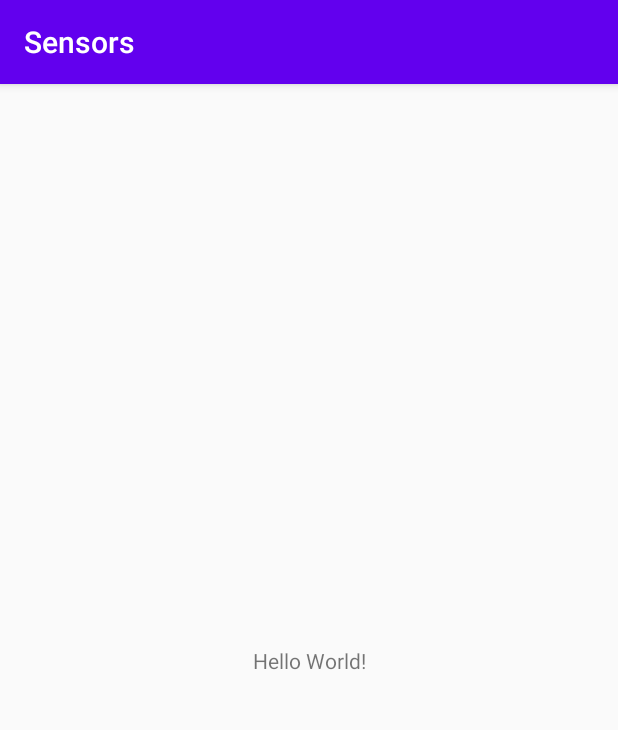
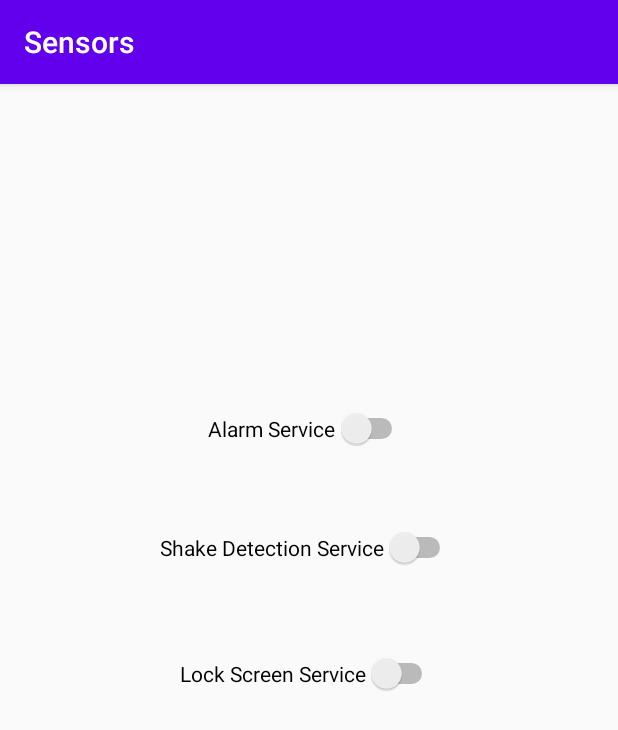
Before and after one commit to sharif-dev/H3-flagUp-T2, an Android app: the screen it shows after launch (MainActivity), on a phone screen of 412 x 824 dp. Shown: the top 730 px of the screen. Run offline under Robolectric (Android 15) with nearby library versions, the phone set to English and light mode, and no system bars.

Commit message:
designing layouts and projects basics

```diff
--- a/app/src/main/AndroidManifest.xml
+++ b/app/src/main/AndroidManifest.xml
@@ -9,6 +9,10 @@
         android:roundIcon="@mipmap/ic_launcher_round"
         android:supportsRtl="true"
         android:theme="@style/AppTheme">
+        <service android:name=".AlarmService" />
+        <service android:name=".ShakeDetectionService" />
+        <service android:name=".LockScreenService" />
+
         <activity android:name=".MainActivity">
             <intent-filter>
                 <action android:name="android.intent.action.MAIN" />
--- a/app/src/main/java/com/example/sensors/MainActivity.java
+++ b/app/src/main/java/com/example/sensors/MainActivity.java
@@ -1,14 +1,47 @@
 package com.example.sensors;
 
 import androidx.appcompat.app.AppCompatActivity;
+import androidx.fragment.app.DialogFragment;
 
 import android.os.Bundle;
+import android.widget.CompoundButton;
+import android.widget.Switch;
 
 public class MainActivity extends AppCompatActivity {
+
+
+    private Switch alarmSwitch;
+    private Switch shakeDetectionSwitch;
+    private Switch lockScreenSwitch;
+
+    private AlarmService alarmService;
+
+    private String timePickerTag = "TimePicker";
 
     @Override
     protected void onCreate(Bundle savedInstanceState) {
         super.onCreate(savedInstanceState);
         setContentView(R.layout.activity_main);
+
+        alarmSwitch = findViewById(R.id.alarmServiceSwitch);
+        shakeDetectionSwitch = findViewById(R.id.shakeDetectionSwitch);
+        lockScreenSwitch = findViewById(R.id.lockScreenServiceSwitch);
+
+
+        alarmSwitch.setOnCheckedChangeListener(new CompoundButton.OnCheckedChangeListener() {
+            @Override
+            public void onCheckedChanged(CompoundButton buttonView, boolean isChecked) {
+                if (isChecked) {
+                    showTimePicker();
+                } else {
+                    // TODO: 4/28/20 cancel service
+                }
+            }
+        });
+    }
+
+    private void showTimePicker() {
+        DialogFragment timePickerFragment = new TimePicker();
+        timePickerFragment.show(getSupportFragmentManager(),timePickerTag);
     }
 }
--- a/app/src/main/res/layout/activity_main.xml
+++ b/app/src/main/res/layout/activity_main.xml
@@ -6,13 +6,39 @@
     android:layout_height="match_parent"
     tools:context=".MainActivity">
 
-    <TextView
+    <Switch
+        android:id="@+id/alarmServiceSwitch"
         android:layout_width="wrap_content"
         android:layout_height="wrap_content"
-        android:text="Hello World!"
-        app:layout_constraintBottom_toBottomOf="parent"
-        app:layout_constraintLeft_toLeftOf="parent"
-        app:layout_constraintRight_toRightOf="parent"
+        android:layout_marginTop="216dp"
+        android:text="@string/alarm_switch_label"
+        app:layout_constraintEnd_toEndOf="parent"
+        app:layout_constraintHorizontal_bias="0.498"
+        app:layout_constraintStart_toStartOf="parent"
         app:layout_constraintTop_toTopOf="parent" />
 
+    <Switch
+        android:id="@+id/shakeDetectionSwitch"
+        android:layout_width="wrap_content"
+        android:layout_height="wrap_content"
+        android:layout_marginTop="52dp"
+        android:text="@string/shake_detection_switch_label"
+        app:layout_constraintEnd_toEndOf="parent"
+        app:layout_constraintHorizontal_bias="0.497"
+        app:layout_constraintStart_toStartOf="parent"
+        app:layout_constraintTop_toBottomOf="@+id/alarmServiceSwitch" />
+
+    <Switch
+        android:id="@+id/lockScreenServiceSwitch"
+        android:layout_width="wrap_content"
+        android:layout_height="wrap_content"
+        android:text="@string/lock_screen_switch_label"
+        app:layout_constraintBottom_toBottomOf="parent"
+        app:layout_constraintEnd_toEndOf="parent"
+        app:layout_constraintStart_toStartOf="parent"
+        app:layout_constraintTop_toBottomOf="@+id/shakeDetectionSwitch"
+        app:layout_constraintVertical_bias="0.136" />
+
+
+
 </androidx.constraintlayout.widget.ConstraintLayout>
--- a/app/src/main/res/values/strings.xml
+++ b/app/src/main/res/values/strings.xml
@@ -1,3 +1,7 @@
 <resources>
     <string name="app_name">Sensors</string>
+
+    <string name="alarm_switch_label">Alarm Service</string>
+    <string name="shake_detection_switch_label">Shake Detection Service</string>
+    <string name="lock_screen_switch_label">Lock Screen Service</string>
 </resources>
```
Also changed, not shown: app/src/main/java/com/example/sensors/AlarmService.java (added, +37 -0 lines), app/src/main/java/com/example/sensors/LockScreenService.java (added, +15 -0 lines), app/src/main/java/com/example/sensors/ShakeDetectionService.java (added, +15 -0 lines), app/src/main/java/com/example/sensors/TimePicker.java (added, +28 -0 lines).
